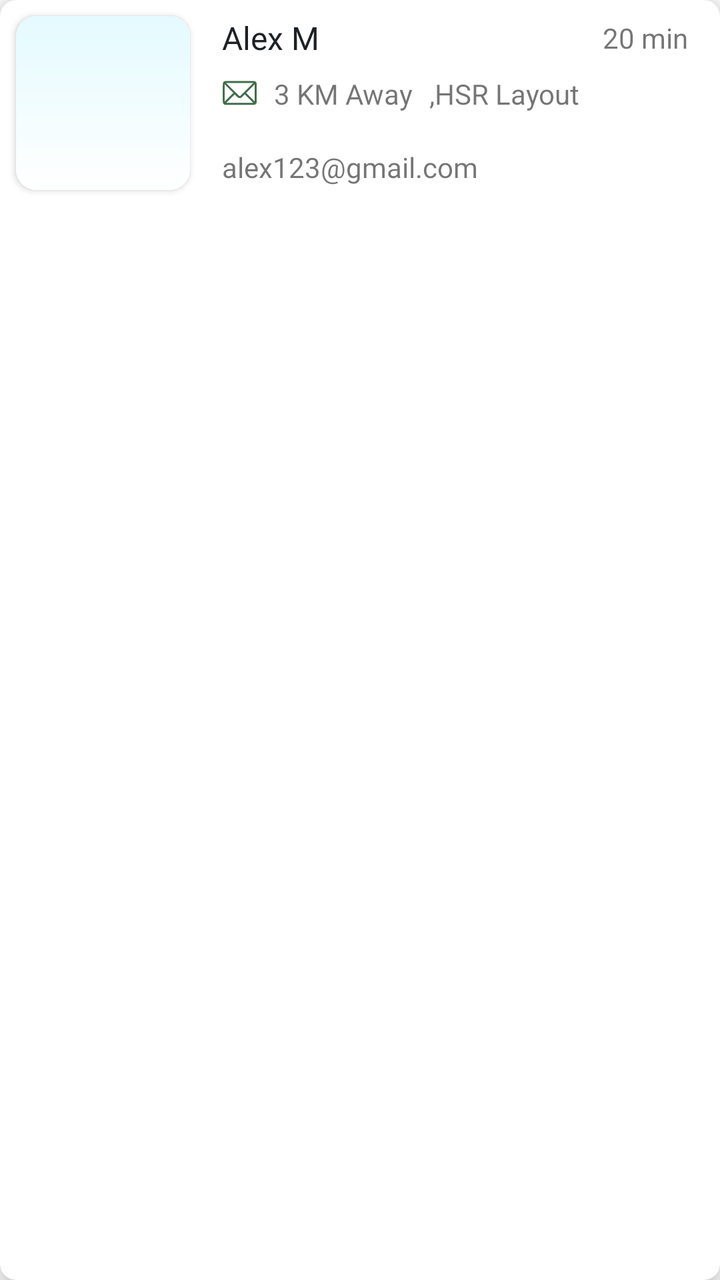
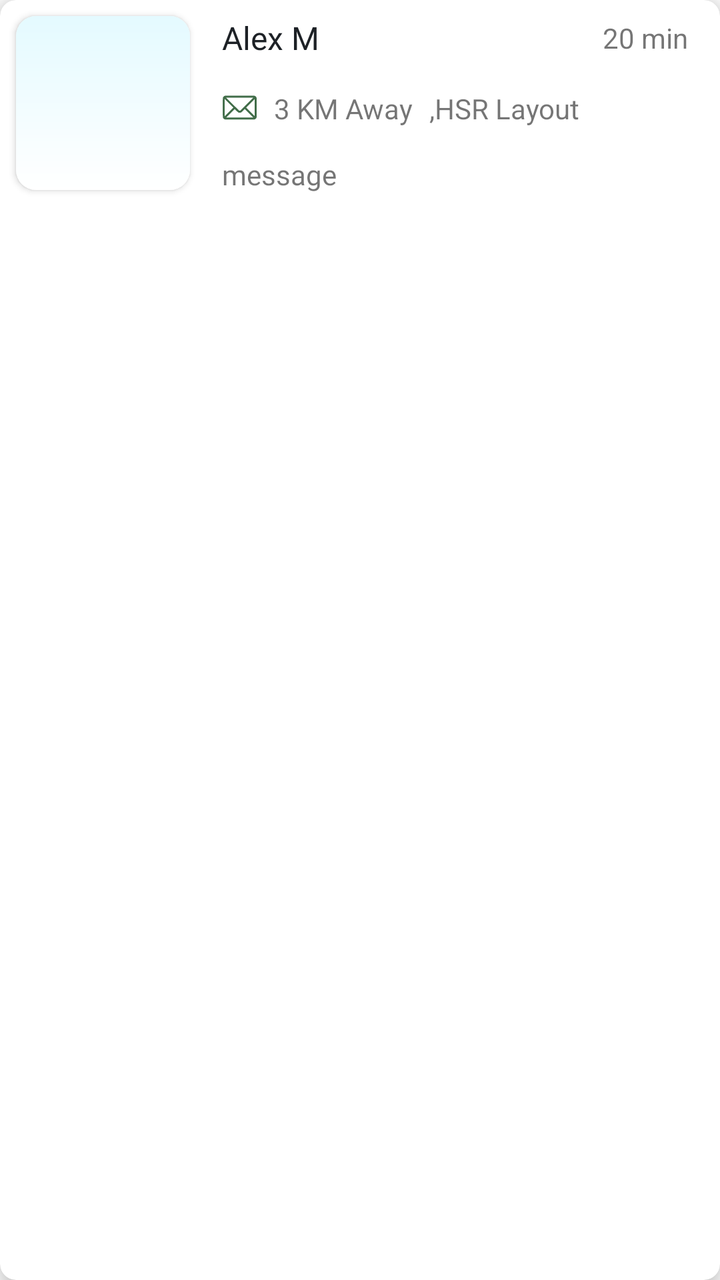

Compare the two renders of this Android layout. The source of the first and the diff that turns it into the second are given below.
<!-- AndroidManifest.xml: application theme Theme.AbraaKaDabraa.App -->
<!-- res/layout/my_request_users_row.xml -->
<?xml version="1.0" encoding="utf-8"?>
<androidx.cardview.widget.CardView xmlns:android="http://schemas.android.com/apk/res/android"
    xmlns:app="http://schemas.android.com/apk/res-auto"
    xmlns:tools="http://schemas.android.com/tools"
    android:layout_width="match_parent"
    android:layout_height="wrap_content"
    app:cardElevation="8dp"
    app:cardCornerRadius="8dp"
    android:layout_margin="8dp">

    <androidx.constraintlayout.widget.ConstraintLayout
        android:id="@+id/postedBy"
        android:layout_width="match_parent"
        android:layout_height="wrap_content"
        android:fontFamily="@font/montserrat_medium"
        android:text="Alex M"
        android:textSize="16sp"
        app:layout_constraintEnd_toEndOf="parent"
        app:layout_constraintStart_toStartOf="@+id/textView27"
        app:layout_constraintTop_toBottomOf="@+id/textView27">

        <androidx.cardview.widget.CardView
            android:id="@+id/cardView6"
            android:layout_width="87dp"
            android:layout_height="87dp"
            android:layout_marginStart="8dp"
            android:layout_marginTop="8dp"
            android:layout_marginBottom="8dp"
            app:cardCornerRadius="10dp"
            app:layout_constraintBottom_toBottomOf="parent"
            app:layout_constraintStart_toStartOf="parent"
            app:layout_constraintTop_toTopOf="parent">

            <ImageView
                android:id="@+id/imageView20"
                android:layout_width="match_parent"
                android:layout_height="match_parent"

                android:src="@drawable/new_bg_theme" />
        </androidx.cardview.widget.CardView>

        <TextView
            android:id="@+id/textView108"
            android:layout_width="wrap_content"
            android:layout_height="wrap_content"
            android:fontFamily="@font/montserrat_bold"
            android:text="Alex M"
            android:textColor="@color/sub_text_color"
            android:textSize="@dimen/sp_16"
            app:layout_constraintStart_toStartOf="@+id/imageView17"
            app:layout_constraintTop_toTopOf="@+id/cardView6" />

        <ImageView
            android:id="@+id/imageView17"
            android:layout_width="wrap_content"
            android:layout_height="wrap_content"
            android:layout_marginStart="16dp"
            android:layout_marginTop="8dp"
            app:layout_constraintBottom_toBottomOf="@+id/cardView6"
            app:layout_constraintStart_toEndOf="@+id/cardView6"
            app:layout_constraintTop_toBottomOf="@+id/textView108"
            app:layout_constraintVertical_bias="0.0"
            app:srcCompat="@drawable/ic_email" />

        <TextView
            android:id="@+id/textView109"
            android:layout_width="0dp"
            android:layout_height="wrap_content"
            android:layout_marginStart="8dp"
            android:fontFamily="@font/montserrat_regular"
            android:text="3 KM Away"
            app:layout_constraintBottom_toBottomOf="@+id/imageView17"
            app:layout_constraintStart_toEndOf="@+id/imageView17"
            app:layout_constraintTop_toTopOf="@+id/imageView17" />

        <TextView
            android:id="@+id/textView111"
            android:layout_width="0dp"
            android:layout_height="wrap_content"
            android:layout_marginTop="8dp"
            android:layout_marginEnd="24dp"
            android:fontFamily="@font/montserrat_regular"
            android:text="alex123@gmail.com"
            app:layout_constraintBottom_toBottomOf="parent"
            app:layout_constraintEnd_toEndOf="parent"
            app:layout_constraintStart_toStartOf="@+id/imageView17"
            app:layout_constraintTop_toBottomOf="@+id/imageView17" />

        <TextView
            android:id="@+id/textView113"
            android:layout_width="wrap_content"
            android:layout_height="wrap_content"
            android:layout_marginEnd="16dp"
            android:text="20 min"
            app:layout_constraintBottom_toBottomOf="@+id/textView108"
            app:layout_constraintEnd_toEndOf="parent"
            app:layout_constraintTop_toTopOf="@+id/textView108" />

        <TextView
            android:id="@+id/textView114"
            android:layout_width="wrap_content"
            android:layout_height="wrap_content"
            android:layout_marginStart="8dp"
            android:text=",HSR Layout"
            app:layout_constraintBottom_toBottomOf="@+id/textView109"
            app:layout_constraintStart_toEndOf="@+id/textView109"
            app:layout_constraintTop_toTopOf="@+id/textView109" />
    </androidx.constraintlayout.widget.ConstraintLayout>
</androidx.cardview.widget.CardView>
<!-- resources referenced by this layout -->
<resources>
  <color name="sub_text_color">#1D2126</color>
  <dimen name="sp_16">16sp</dimen>
  <!-- drawable ic_email (drawable) -->
  <vector xmlns:android="http://schemas.android.com/apk/res/android"
      android:width="18dp"
      android:height="18dp"
      android:viewportWidth="18"
      android:viewportHeight="18">
      <group>
          <clip-path android:pathData="M0.3635,0.3043h17v17h-17z" />
          <path
              android:fillColor="#416D49"
              android:pathData="M1.5622,2.8643C0.9911,2.9772 0.5063,3.4686 0.3967,4.0529C0.3502,4.2986 0.3502,13.31 0.3967,13.5557C0.5096,14.1533 0.9911,14.6348 1.5887,14.7477C1.8344,14.7942 15.8926,14.7942 16.1383,14.7477C16.736,14.6348 17.2174,14.1533 17.3303,13.5557C17.3768,13.31 17.3768,4.2986 17.3303,4.0529C17.2174,3.4553 16.736,2.9738 16.1383,2.8609C15.9159,2.8211 1.778,2.8211 1.5622,2.8643ZM12.4329,7.0479C10.6598,8.8176 9.1723,10.2918 9.1225,10.3184C9.0063,10.3781 8.7207,10.3781 8.6045,10.3184C8.5547,10.2918 7.0672,8.8176 5.2942,7.0479L2.0735,3.8238H8.8635H15.6536L12.4329,7.0479ZM3.5079,10.9526L1.3596,13.1041V8.8043V4.5045L3.5079,6.6561L5.6594,8.8043L3.5079,10.9526ZM16.3674,8.811V13.1041L14.2192,10.9559L12.0676,8.8043L14.2092,6.6627C15.3879,5.484 16.3541,4.5211 16.3575,4.5211C16.3641,4.5211 16.3674,6.4535 16.3674,8.811ZM7.117,10.2918C8.0833,11.2514 8.2659,11.361 8.8635,11.361C9.4612,11.361 9.6405,11.2514 10.6166,10.2852L11.3903,9.5215L13.5219,11.6531L15.6536,13.7848H8.8635H2.0735L4.1985,11.6598C5.3672,10.491 6.3301,9.5348 6.3368,9.5348C6.3467,9.5348 6.6987,9.8768 7.117,10.2918Z" />
      </group>
  </vector>
  <!-- drawable new_bg_theme (drawable) -->
  <shape xmlns:android="http://schemas.android.com/apk/res/android" android:shape="rectangle" >
      <gradient
          android:startColor="#FFFFFF"
          android:endColor="#E4FAFF"
          android:angle="90"/>
  </shape>
  <style name="Theme.AbraaKaDabraa.App" parent="Theme.MaterialComponents.Light.DarkActionBar">
          <item name="colorPrimary">@color/theme_color</item>
          <item name="colorPrimaryVariant">@color/theme_color</item>
          <item name="colorOnPrimary">@color/theme_color</item>
      </style>
  <color name="theme_color">#416D49</color>
</resources>

<!-- the commit's change to res/layout/my_request_users_row.xml (unified diff, before → after) -->
@@ -40,7 +40,7 @@
         </androidx.cardview.widget.CardView>
 
         <TextView
-            android:id="@+id/textView108"
+            android:id="@+id/userName"
             android:layout_width="wrap_content"
             android:layout_height="wrap_content"
             android:fontFamily="@font/montserrat_bold"
@@ -58,8 +58,8 @@
             android:layout_marginTop="8dp"
             app:layout_constraintBottom_toBottomOf="@+id/cardView6"
             app:layout_constraintStart_toEndOf="@+id/cardView6"
-            app:layout_constraintTop_toBottomOf="@+id/textView108"
-            app:layout_constraintVertical_bias="0.0"
+            app:layout_constraintTop_toBottomOf="@+id/userName"
+            app:layout_constraintVertical_bias="0.19"
             app:srcCompat="@drawable/ic_email" />
 
         <TextView
@@ -74,13 +74,13 @@
             app:layout_constraintTop_toTopOf="@+id/imageView17" />
 
         <TextView
-            android:id="@+id/textView111"
+            android:id="@+id/message"
             android:layout_width="0dp"
             android:layout_height="wrap_content"
             android:layout_marginTop="8dp"
             android:layout_marginEnd="24dp"
             android:fontFamily="@font/montserrat_regular"
-            android:text="alex123@gmail.com"
+            android:text="message"
             app:layout_constraintBottom_toBottomOf="parent"
             app:layout_constraintEnd_toEndOf="parent"
             app:layout_constraintStart_toStartOf="@+id/imageView17"
@@ -92,17 +92,21 @@
             android:layout_height="wrap_content"
             android:layout_marginEnd="16dp"
             android:text="20 min"
-            app:layout_constraintBottom_toBottomOf="@+id/textView108"
+            app:layout_constraintBottom_toBottomOf="@+id/userName"
             app:layout_constraintEnd_toEndOf="parent"
-            app:layout_constraintTop_toTopOf="@+id/textView108" />
+            app:layout_constraintTop_toTopOf="@+id/userName" />
 
         <TextView
-            android:id="@+id/textView114"
-            android:layout_width="wrap_content"
+            android:id="@+id/locatinName"
+            android:layout_width="0dp"
             android:layout_height="wrap_content"
             android:layout_marginStart="8dp"
+            android:layout_marginEnd="4dp"
+            android:maxLength="25"
+            android:maxLines="2"
             android:text=",HSR Layout"
             app:layout_constraintBottom_toBottomOf="@+id/textView109"
+            app:layout_constraintEnd_toEndOf="parent"
             app:layout_constraintStart_toEndOf="@+id/textView109"
             app:layout_constraintTop_toTopOf="@+id/textView109" />
     </androidx.constraintlayout.widget.ConstraintLayout>
